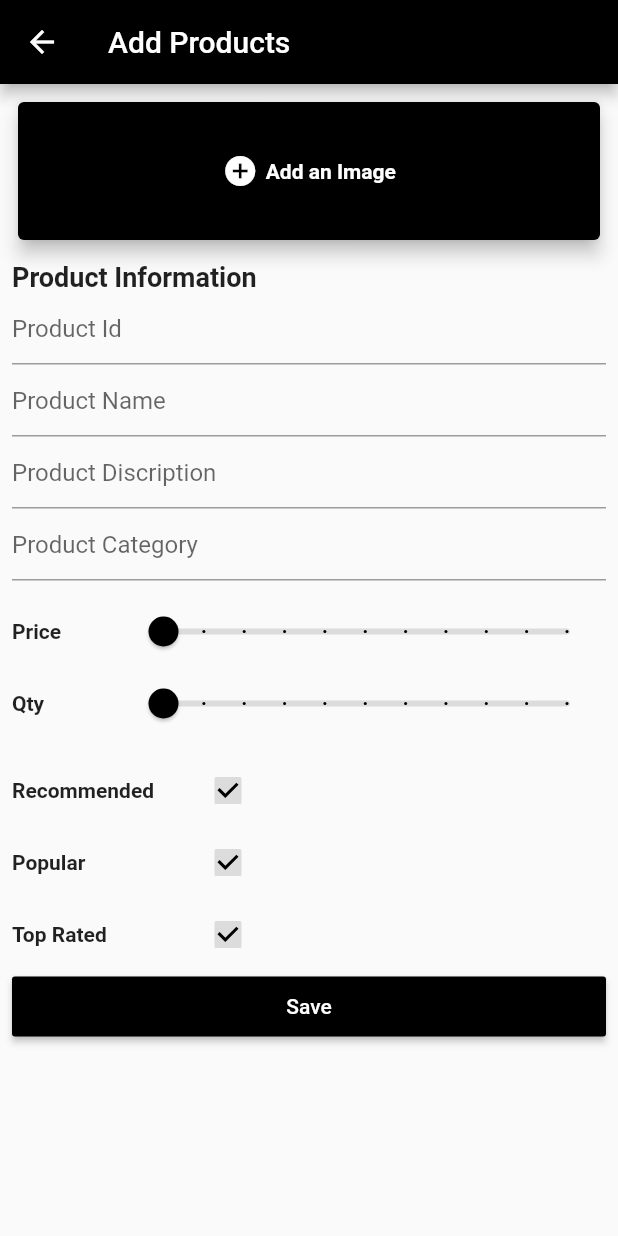
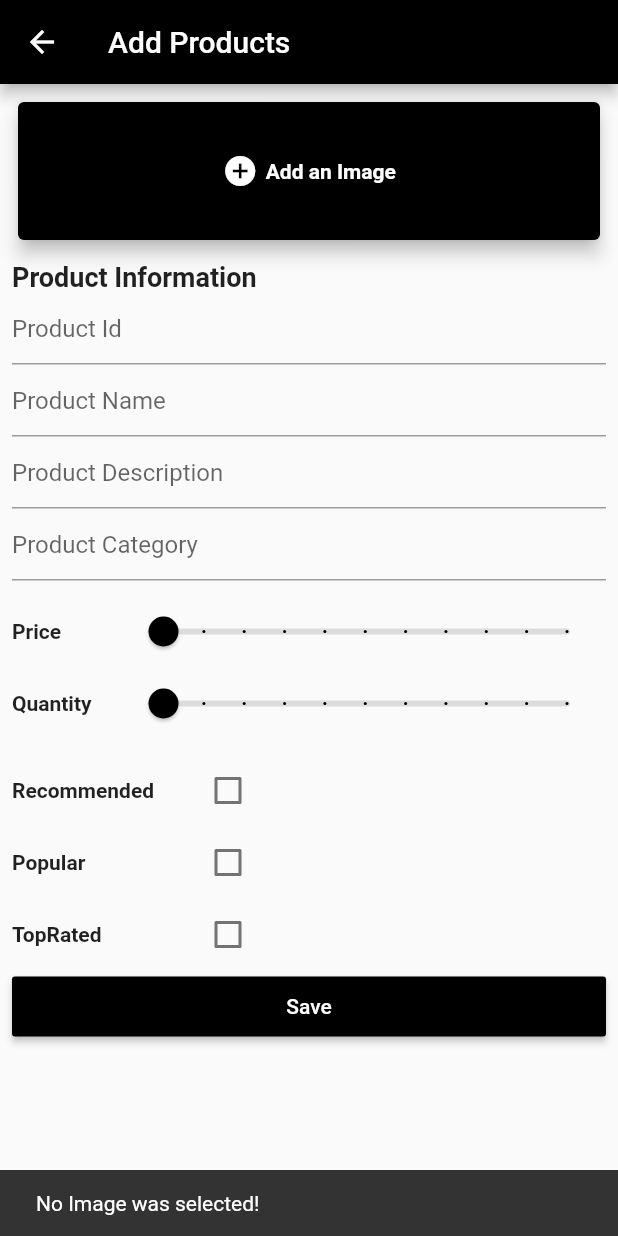
Before and after one commit to vineeth2768/Deal_Easy_Admin, a Flutter app: the AddProducts screen opened by its route, after a tap on "Add an Image", on a phone screen of 412 x 824 dp. Run offline on Flutter 3.47's test engine with Material 2 defaults, Android fonts, the light colour scheme and no system bars; our stand-ins replace equatable, firebase_core, firebase_storage, get, image_picker; accounts and stored records are empty.

Commit message:
firebase file upload completed!

```diff
--- a/lib/controllers/product_controller.dart
+++ b/lib/controllers/product_controller.dart
@@ -3,6 +3,14 @@ import 'package:get/get.dart';
 
 class ProductController extends GetxController {
   List<Product> products = Product.products.obs;
+
+  var newProduct = {}.obs;
+
+  get price => newProduct["Price"];
+  get quantity => newProduct["Quantity"];
+  get isRecommended => newProduct["Recommended"];
+  get isPopular => newProduct["Popular"];
+  get isTopRated => newProduct["TopRated"];
 
   void updateProductPrice(
     int index,
--- a/lib/main.dart
+++ b/lib/main.dart
@@ -1,10 +1,14 @@
 import 'package:deal_easy_admin/screens/screen_add_product.dart';
 import 'package:deal_easy_admin/screens/screen_home.dart';
 import 'package:deal_easy_admin/screens/screen_products.dart';
+import 'package:firebase_core/firebase_core.dart';
 import 'package:flutter/material.dart';
 import 'package:get/get_navigation/get_navigation.dart';
 
-void main() {
+void main() async {
+  WidgetsFlutterBinding.ensureInitialized();
+  await Firebase.initializeApp();
+
   runApp(const MyApp());
 }
 
@@ -23,7 +27,7 @@ class MyApp extends StatelessWidget {
       home: const HomeScreen(),
       getPages: [
         GetPage(name: '/products', page: () => ProductScreen()),
-        GetPage(name: '/products/new', page: () => const AddProducts()),
+        GetPage(name: '/products/new', page: () => AddProducts()),
       ],
     );
   }
--- a/lib/screens/screen_add_product.dart
+++ b/lib/screens/screen_add_product.dart
@@ -1,11 +1,20 @@
+// ignore_for_file: use_build_context_synchronously
+
 import 'dart:developer';
 
+import 'package:deal_easy_admin/controllers/product_controller.dart';
+import 'package:deal_easy_admin/services/storage_services.dart';
 import 'package:flutter/material.dart';
-
 import 'package:get/get.dart';
 
+import 'package:image_picker/image_picker.dart';
+
 class AddProducts extends StatelessWidget {
-  const AddProducts({super.key});
+  AddProducts({super.key});
+
+  final ProductController productController = Get.find();
+
+  StorageService storage = StorageService();
 
   @override
   Widget build(BuildContext context) {
@@ -17,14 +26,37 @@ class AddProducts extends StatelessWidget {
       body: Padding(
         padding: const EdgeInsets.all(8.0),
         child: SingleChildScrollView(
-          child: Column(
+          child: Obx(
+            (() => Column(
                   crossAxisAlignment: CrossAxisAlignment.start,
                   children: [
                     SizedBox(
                       height: 100,
                       child: InkWell(
-                  onTap: () {
-                    Get.to(() => const AddProducts());
+                        onTap: () async {
+                          ImagePicker picker = ImagePicker();
+                          final XFile? image = await picker.pickImage(
+                              source: ImageSource.gallery);
+
+                          if (image == null) {
+                            ScaffoldMessenger.of(context).showSnackBar(
+                              const SnackBar(
+                                content: Text(
+                                  "No Image was selected!",
+                                ),
+                              ),
+                            );
+                          }
+                          if (image != null) {
+                            await storage.uploadImage(image);
+                            var imageUrl =
+                                await storage.getDownloadURL(image.name);
+
+                            productController.newProduct.update(
+                                'imageUrl', (_) => imageUrl,
+                                ifAbsent: () => imageUrl);
+                            log(productController.newProduct['imageUrl']);
+                          }
                         },
                         child: Card(
                           elevation: 5,
@@ -40,7 +72,8 @@ class AddProducts extends StatelessWidget {
                               Text(
                                 "Add an Image",
                                 style: TextStyle(
-                              color: Colors.white, fontWeight: FontWeight.bold),
+                                    color: Colors.white,
+                                    fontWeight: FontWeight.bold),
                               ),
                             ],
                           ),
@@ -50,26 +83,65 @@ class AddProducts extends StatelessWidget {
                     const SizedBox(height: 10),
                     const Text(
                       "Product Information",
-                style: TextStyle(fontSize: 18, fontWeight: FontWeight.bold),
+                      style:
+                          TextStyle(fontSize: 18, fontWeight: FontWeight.bold),
                     ),
-              _buildTextFormfield("Product Id"),
-              _buildTextFormfield("Product Name"),
-              _buildTextFormfield("Product Discription"),
-              _buildTextFormfield("Product Category"),
+                    _buildTextFormfield(
+                      "Product Id",
+                      "id",
+                      productController,
+                    ),
+                    _buildTextFormfield(
+                      "Product Name",
+                      "name",
+                      productController,
+                    ),
+                    _buildTextFormfield(
+                      "Product Description",
+                      "description",
+                      productController,
+                    ),
+                    _buildTextFormfield(
+                      "Product Category",
+                      "category",
+                      productController,
+                    ),
                     const SizedBox(
                       height: 10.0,
                     ),
-              _buildSlider('Price'),
-              _buildSlider('Qty'),
+                    _buildSlider(
+                      'Price',
+                      'Price',
+                      productController,
+                      productController.price,
+                    ),
+                    _buildSlider('Quantity', 'Quantity', productController,
+                        productController.quantity),
                     const SizedBox(
                       height: 10.0,
                     ),
-              _buildCheckBox("Recommended"),
-              _buildCheckBox("Popular"),
-              _buildCheckBox("Top Rated"),
+                    _buildCheckBox(
+                      "Recommended",
+                      "Recommended",
+                      productController,
+                      productController.isRecommended,
+                    ),
+                    _buildCheckBox(
+                      "Popular",
+                      "Popular",
+                      productController,
+                      productController.isPopular,
+                    ),
+                    _buildCheckBox(
+                      "TopRated",
+                      "TopRated",
+                      productController,
+                      productController.isTopRated,
+                    ),
                     MaterialButton(
                       onPressed: () {
                         log("Save Data");
+                        log(productController.newProduct.toString());
                       },
                       height: 40,
                       minWidth: double.infinity,
@@ -80,6 +152,7 @@ class AddProducts extends StatelessWidget {
                       ),
                     )
                   ],
+                )),
           ),
         ),
       ),
@@ -87,15 +160,29 @@ class AddProducts extends StatelessWidget {
   }
 }
 
-TextFormField _buildTextFormfield(String hintText) {
+TextFormField _buildTextFormfield(
+  String hintText,
+  String name,
+  ProductController productController,
+) {
   return TextFormField(
-    decoration: InputDecoration(
-      hintText: hintText,
-    ),
+    decoration: InputDecoration(hintText: hintText),
+    onChanged: (value) {
+      productController.newProduct.update(
+        name,
+        (_) => value,
+        ifAbsent: (() => value),
+      );
+    },
   );
 }
 
-Row _buildSlider(String title) {
+Row _buildSlider(
+  String title,
+  String name,
+  ProductController productController,
+  double? controllerValue,
+) {
   return Row(
     children: [
       SizedBox(
@@ -110,20 +197,31 @@ Row _buildSlider(String title) {
       ),
       Expanded(
         child: Slider(
-          value: 0,
+          value: (controllerValue == null) ? 0 : controllerValue,
           min: 0,
           max: 200,
           divisions: 10,
           activeColor: Colors.black,
           inactiveColor: Colors.black12,
-          onChanged: (value) {},
+          onChanged: (value) {
+            productController.newProduct.update(
+              name,
+              (_) => value,
+              ifAbsent: (() => value),
+            );
+          },
         ),
       ),
     ],
   );
 }
 
-Row _buildCheckBox(String title) {
+Row _buildCheckBox(
+  String title,
+  String name,
+  ProductController productController,
+  bool? controllerValue,
+) {
   return Row(
     children: [
       SizedBox(
@@ -137,10 +235,16 @@ Row _buildCheckBox(String title) {
         ),
       ),
       Checkbox(
-        value: true,
+        value: (controllerValue == null) ? false : controllerValue,
         checkColor: Colors.black,
         activeColor: Colors.black12,
-        onChanged: (value) {},
+        onChanged: (value) {
+          productController.newProduct.update(
+            name,
+            (_) => value,
+            ifAbsent: (() => value),
+          );
+        },
       ),
     ],
   );
--- a/lib/screens/screen_products.dart
+++ b/lib/screens/screen_products.dart
@@ -24,7 +24,7 @@ class ProductScreen extends StatelessWidget {
               height: 100,
               child: InkWell(
                 onTap: () {
-                  Get.to(() => const AddProducts());
+                  Get.to(() => AddProducts());
                 },
                 child: Card(
                   elevation: 5,
--- /dev/null
+++ b/lib/services/storage_services.dart
@@ -0,0 +1,20 @@
+import 'dart:io';
+
+import 'package:firebase_storage/firebase_storage.dart' as firebase_storage;
+import 'package:image_picker/image_picker.dart';
+
+class StorageService {
+  final firebase_storage.FirebaseStorage storage =
+      firebase_storage.FirebaseStorage.instance;
+
+  Future<void> uploadImage(XFile image) async {
+    await storage.ref('product_images/${image.name}').putFile(File(image.path));
+  }
+
+  Future<String> getDownloadURL(String imageName) async {
+    String downloadURL =
+        await storage.ref('product_images/$imageName').getDownloadURL();
+
+    return downloadURL;
+  }
+}
```
Also changed, not shown: lib/services/database_services.dart (added), 4 other files. Lines whose indentation alone changed are shown as unchanged.
